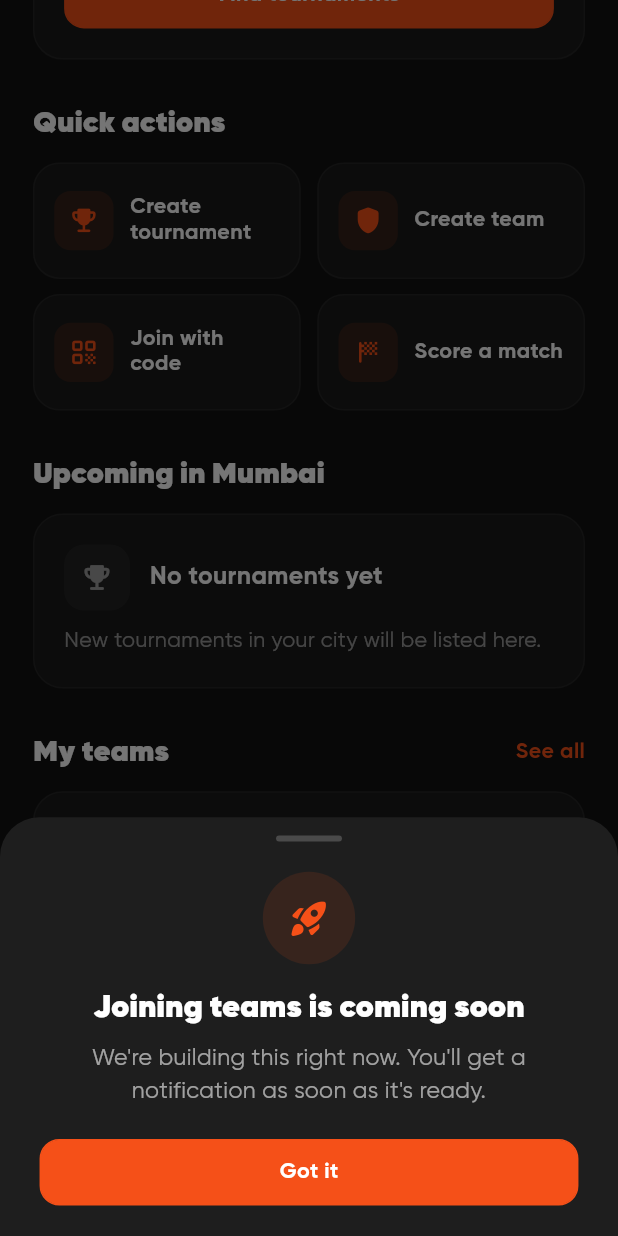
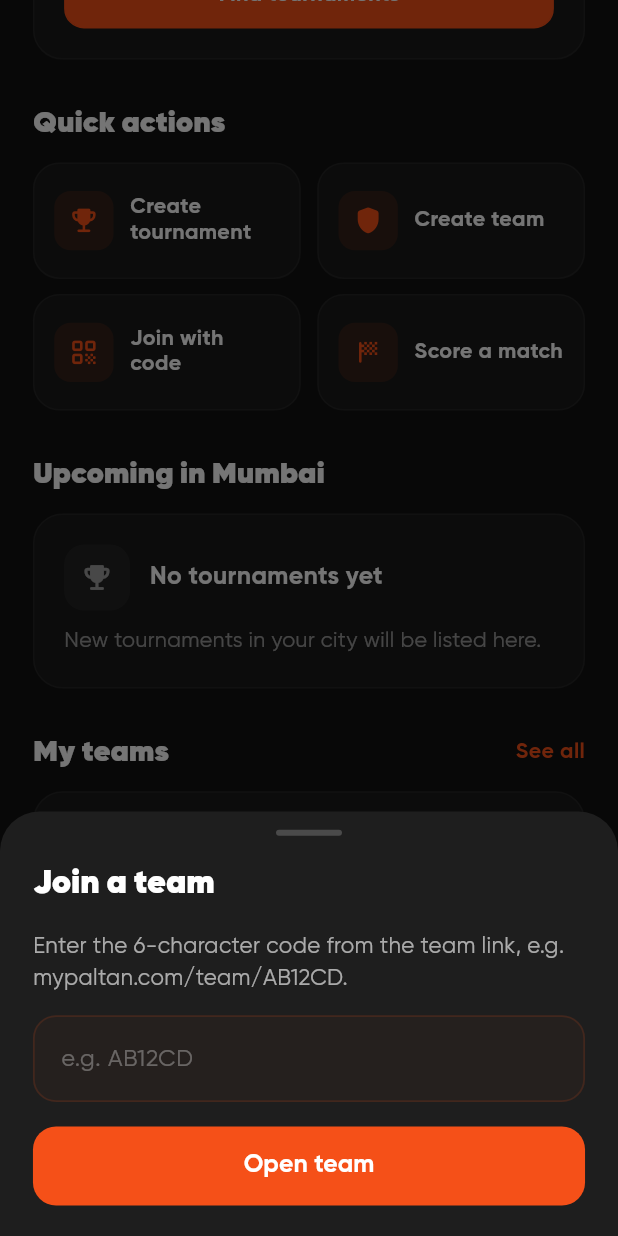
Before and after one commit to Sid1396/mypaltanapp, a Flutter app: the HomePage screen opened directly, scrolled down 576 dp, after a tap on "Join a team", on a phone screen of 412 x 824 dp. Run offline on Flutter 3.47's test engine with Material 3 defaults, Android fonts, the phone set to English and light mode, and no system bars; our stand-ins replace app_links, file_picker, get, get_storage, image_cropper, image_picker and 2 more; missing offline and left inert: flutter_pdfview, gal; accounts and stored records are empty; network calls fail; project files that could hold a hidden picture were left out.

Commit message:
Home quick actions open the real screens: create tournament, create team, join a team with a code
Co-Authored-By: Claude Opus 5.5 (1M context) <noreply@anthropic.com>

```diff
--- a/lib/presentation/pages/home_page.dart
+++ b/lib/presentation/pages/home_page.dart
@@ -9,6 +9,7 @@ import '../../utils/helpers/size_config.dart';
 import '../controllers/home_controller.dart';
 import '../controllers/main_nav_controller.dart';
 import '../widgets/home_widgets.dart';
+import 'my_teams_page.dart' show showJoinTeamWithCode;
 
 class HomePage extends StatelessWidget {
   const HomePage({super.key});
@@ -99,8 +100,8 @@ class HomePage extends StatelessWidget {
                     title: "You're not in a team yet",
                     message: 'Ask your captain for the team link, or create your own team and invite players.',
                     actions: [
-                      SmallButton(label: 'Join a team', filled: false, onTap: () => showComingSoon('Joining teams')),
-                      SmallButton(label: 'Create team', onTap: () => showComingSoon('Creating teams')),
+                      SmallButton(label: 'Join a team', filled: false, onTap: showJoinTeamWithCode),
+                      SmallButton(label: 'Create team', onTap: () => Get.toNamed(AppRoutes.teamForm)),
                     ],
                   ),
 
@@ -208,9 +209,9 @@ class _QuickActions extends StatelessWidget {
   @override
   Widget build(BuildContext context) {
     final actions = [
-      (Icons.emoji_events_rounded, 'Create tournament', () => showComingSoon('Creating tournaments')),
-      (Icons.shield_rounded, 'Create team', () => showComingSoon('Creating teams')),
-      (Icons.qr_code_rounded, 'Join with code', () => showComingSoon('Joining with a code')),
+      (Icons.emoji_events_rounded, 'Create tournament', () => Get.toNamed(AppRoutes.createTournament)),
+      (Icons.shield_rounded, 'Create team', () => Get.toNamed(AppRoutes.teamForm)),
+      (Icons.qr_code_rounded, 'Join with code', showJoinTeamWithCode),
       (Icons.sports_score_rounded, 'Score a match', () => showComingSoon('Live scoring')),
     ];
     return Padding(
```
